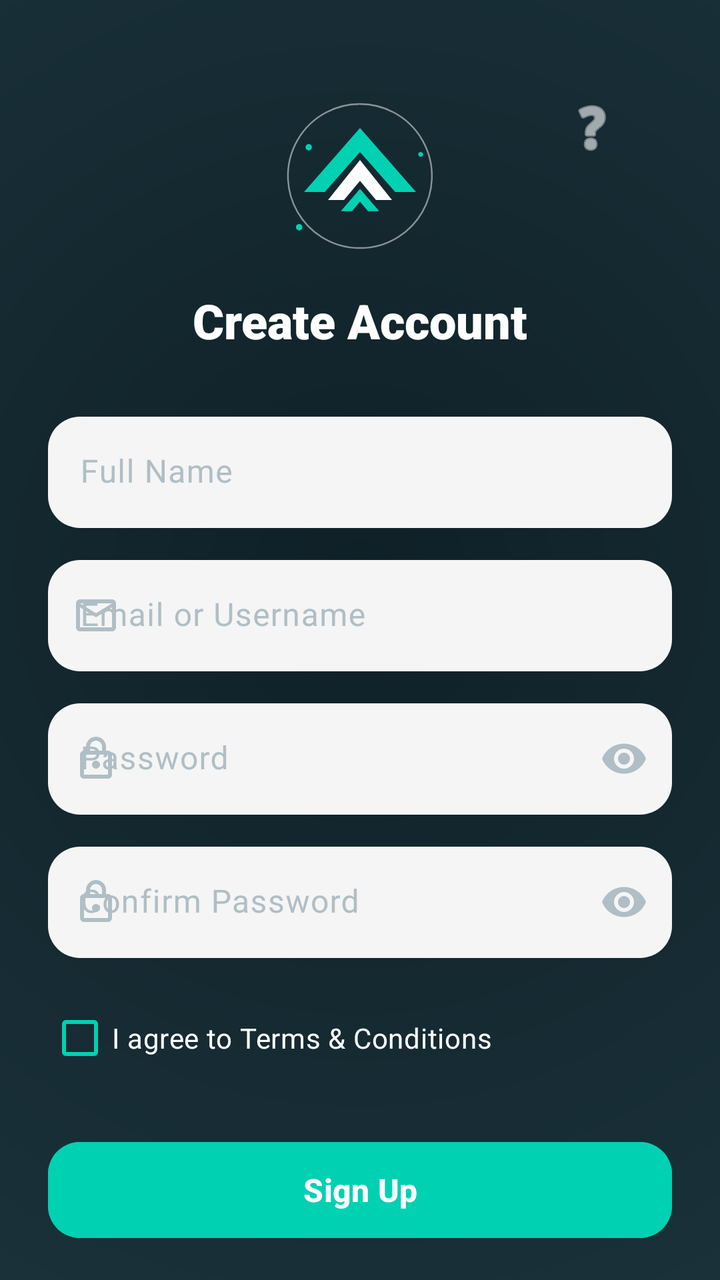
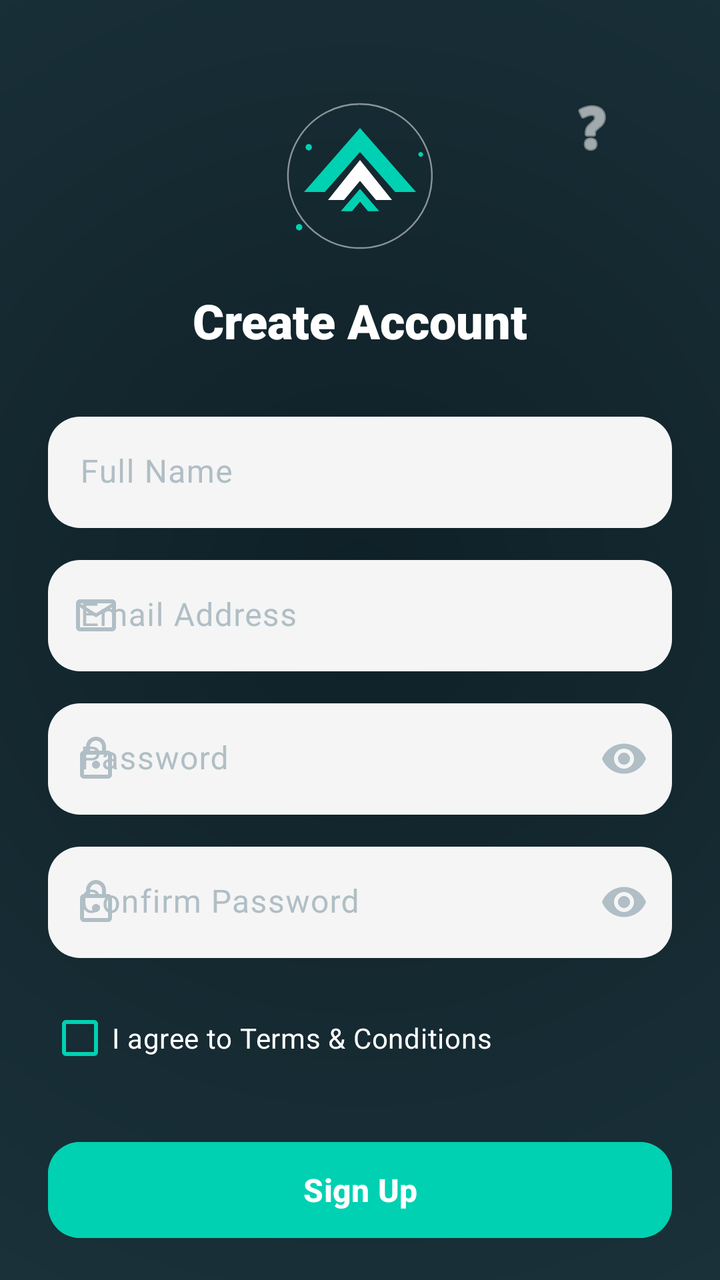

Screens rendered from an Android XML layout before and after an edit, with the pre-edit source and the edit as a unified diff.
<!-- AndroidManifest.xml: application theme Theme.VisualVibeFinCal -->
<!-- res/layout/activity_signup.xml -->
<?xml version="1.0" encoding="utf-8"?>
<androidx.constraintlayout.widget.ConstraintLayout xmlns:android="http://schemas.android.com/apk/res/android"
    xmlns:app="http://schemas.android.com/apk/res-auto"
    xmlns:tools="http://schemas.android.com/tools"
    android:layout_width="match_parent"
    android:layout_height="match_parent"
    android:background="@drawable/splash_gradient"
    tools:context=".SignupActivity">

    <ScrollView
        android:layout_width="match_parent"
        android:layout_height="match_parent"
        android:fillViewport="true"
        android:scrollbars="none">

        <androidx.constraintlayout.widget.ConstraintLayout
            android:layout_width="match_parent"
            android:layout_height="wrap_content"
            android:padding="@dimen/screen_padding">

            <ImageView
                android:id="@+id/iv_logo"
                android:layout_width="@dimen/logo_size"
                android:layout_height="@dimen/logo_size"
                android:layout_marginTop="@dimen/margin_large"
                android:contentDescription="@string/app_logo"
                android:src="@drawable/ic_fincalc_logo_vector"
                app:layout_constraintEnd_toEndOf="parent"
                app:layout_constraintStart_toStartOf="parent"
                app:layout_constraintTop_toTopOf="parent" />

            <ImageButton
                android:id="@+id/btn_help"
                android:layout_width="48dp"
                android:layout_height="48dp"
                android:layout_margin="16dp"
                android:background="?attr/selectableItemBackgroundBorderless"
                android:contentDescription="@string/help"
                android:src="@android:drawable/ic_menu_help"
                app:layout_constraintEnd_toEndOf="parent"
                app:layout_constraintTop_toTopOf="parent"
                app:tint="@color/white" />

            <TextView
                android:id="@+id/tv_title"
                android:layout_width="wrap_content"
                android:layout_height="wrap_content"
                android:layout_marginTop="@dimen/margin_standard"
                android:fontFamily="sans-serif-black"
                android:text="@string/create_account"
                android:textColor="@color/white"
                android:textSize="@dimen/text_size_title"
                android:textStyle="bold"
                app:layout_constraintEnd_toEndOf="parent"
                app:layout_constraintStart_toStartOf="parent"
                app:layout_constraintTop_toBottomOf="@+id/iv_logo" />

            <com.google.android.material.textfield.TextInputLayout
                android:id="@+id/til_name"
                style="@style/Widget.Material3.TextInputLayout.FilledBox"
                android:layout_width="match_parent"
                android:layout_height="wrap_content"
                android:layout_marginTop="@dimen/margin_xlarge"
                android:hint="@string/full_name"
                android:textColorHint="@color/hint_color"
                app:boxBackgroundColor="@color/input_bg"
                app:boxCornerRadiusBottomEnd="@dimen/corner_radius_input"
                app:boxCornerRadiusBottomStart="@dimen/corner_radius_input"
                app:boxCornerRadiusTopEnd="@dimen/corner_radius_input"
                app:boxCornerRadiusTopStart="@dimen/corner_radius_input"
                app:boxStrokeWidth="0dp"
                app:boxStrokeWidthFocused="1dp"
                app:hintTextColor="@color/accent_teal"
                app:layout_constraintTop_toBottomOf="@+id/tv_title">

                <com.google.android.material.textfield.TextInputEditText
                    android:id="@+id/et_name"
                    android:layout_width="match_parent"
                    android:layout_height="wrap_content"
                    android:inputType="textPersonName"
                    android:textColor="@color/black" />
            </com.google.android.material.textfield.TextInputLayout>

            <com.google.android.material.textfield.TextInputLayout
                android:id="@+id/til_email"
                style="@style/Widget.Material3.TextInputLayout.FilledBox"
                android:layout_width="match_parent"
                android:layout_height="wrap_content"
                android:layout_marginTop="@dimen/margin_standard"
                android:hint="@string/email_or_username"
                android:textColorHint="@color/hint_color"
                app:boxBackgroundColor="@color/input_bg"
                app:boxCornerRadiusBottomEnd="@dimen/corner_radius_input"
                app:boxCornerRadiusBottomStart="@dimen/corner_radius_input"
                app:boxCornerRadiusTopEnd="@dimen/corner_radius_input"
                app:boxCornerRadiusTopStart="@dimen/corner_radius_input"
                app:boxStrokeWidth="0dp"
                app:boxStrokeWidthFocused="1dp"
                app:hintTextColor="@color/accent_teal"
                app:layout_constraintTop_toBottomOf="@+id/til_name"
                app:startIconDrawable="@drawable/ic_email"
                app:startIconTint="@color/hint_color">

                <com.google.android.material.textfield.TextInputEditText
                    android:id="@+id/et_email"
                    android:layout_width="match_parent"
                    android:layout_height="wrap_content"
                    android:inputType="textEmailAddress"
                    android:textColor="@color/black" />
            </com.google.android.material.textfield.TextInputLayout>

            <com.google.android.material.textfield.TextInputLayout
                android:id="@+id/til_password"
                style="@style/Widget.Material3.TextInputLayout.FilledBox"
                android:layout_width="match_parent"
                android:layout_height="wrap_content"
                android:layout_marginTop="@dimen/margin_standard"
                android:hint="@string/password"
                android:textColorHint="@color/hint_color"
                app:boxBackgroundColor="@color/input_bg"
                app:boxCornerRadiusBottomEnd="@dimen/corner_radius_input"
                app:boxCornerRadiusBottomStart="@dimen/corner_radius_input"
                app:boxCornerRadiusTopEnd="@dimen/corner_radius_input"
                app:boxCornerRadiusTopStart="@dimen/corner_radius_input"
                app:boxStrokeWidth="0dp"
                app:boxStrokeWidthFocused="1dp"
                app:hintTextColor="@color/accent_teal"
                app:layout_constraintTop_toBottomOf="@+id/til_email"
                app:passwordToggleEnabled="true"
                app:passwordToggleTint="@color/hint_color"
                app:startIconDrawable="@drawable/ic_lock"
                app:startIconTint="@color/hint_color">

                <com.google.android.material.textfield.TextInputEditText
                    android:id="@+id/et_password"
                    android:layout_width="match_parent"
                    android:layout_height="wrap_content"
                    android:inputType="textPassword"
                    android:textColor="@color/black" />
            </com.google.android.material.textfield.TextInputLayout>

            <com.google.android.material.textfield.TextInputLayout
                android:id="@+id/til_confirm_password"
                style="@style/Widget.Material3.TextInputLayout.FilledBox"
                android:layout_width="match_parent"
                android:layout_height="wrap_content"
                android:layout_marginTop="@dimen/margin_standard"
                android:hint="@string/confirm_password"
                android:textColorHint="@color/hint_color"
                app:boxBackgroundColor="@color/input_bg"
                app:boxCornerRadiusBottomEnd="@dimen/corner_radius_input"
                app:boxCornerRadiusBottomStart="@dimen/corner_radius_input"
                app:boxCornerRadiusTopEnd="@dimen/corner_radius_input"
                app:boxCornerRadiusTopStart="@dimen/corner_radius_input"
                app:boxStrokeWidth="0dp"
                app:boxStrokeWidthFocused="1dp"
                app:hintTextColor="@color/accent_teal"
                app:layout_constraintTop_toBottomOf="@+id/til_password"
                app:passwordToggleEnabled="true"
                app:passwordToggleTint="@color/hint_color"
                app:startIconDrawable="@drawable/ic_lock"
                app:startIconTint="@color/hint_color">

                <com.google.android.material.textfield.TextInputEditText
                    android:id="@+id/et_confirm_password"
                    android:layout_width="match_parent"
                    android:layout_height="wrap_content"
                    android:inputType="textPassword"
                    android:textColor="@color/black" />
            </com.google.android.material.textfield.TextInputLayout>

            <CheckBox
                android:id="@+id/cb_terms"
                android:layout_width="wrap_content"
                android:layout_height="wrap_content"
                android:layout_marginTop="@dimen/margin_standard"
                android:buttonTint="@color/accent_teal"
                android:text="@string/agree_terms"
                android:textColor="@color/white"
                app:layout_constraintStart_toStartOf="parent"
                app:layout_constraintTop_toBottomOf="@+id/til_confirm_password" />

            <com.google.android.material.button.MaterialButton
                android:id="@+id/btn_signup"
                android:layout_width="match_parent"
                android:layout_height="@dimen/button_height"
                android:layout_marginTop="@dimen/margin_large"
                android:backgroundTint="@color/button_primary"
                android:text="@string/sign_up"
                android:textColor="@color/white"
                android:textSize="@dimen/text_size_body"
                android:textStyle="bold"
                app:cornerRadius="@dimen/corner_radius_button"
                app:layout_constraintTop_toBottomOf="@+id/cb_terms" />

            <com.google.android.material.button.MaterialButton
                android:id="@+id/btn_google"
                style="@style/Widget.Material3.Button.OutlinedButton"
                android:layout_width="match_parent"
                android:layout_height="@dimen/button_height"
                android:layout_marginTop="@dimen/margin_standard"
                android:text="@string/continue_with_google"
                android:textColor="@color/white"
                app:strokeColor="@color/white"
                app:icon="@drawable/ic_google"
                app:iconTint="@null"
                app:iconGravity="textStart"
                app:layout_constraintTop_toBottomOf="@+id/btn_signup" />

            <TextView
                android:id="@+id/tv_login"
                android:layout_width="wrap_content"
                android:layout_height="wrap_content"
                android:layout_marginTop="@dimen/margin_large"
                android:layout_marginBottom="@dimen/margin_large"
                android:text="@string/already_have_account"
                android:textColor="@color/white"
                app:layout_constraintBottom_toBottomOf="parent"
                app:layout_constraintEnd_toEndOf="parent"
                app:layout_constraintStart_toStartOf="parent"
                app:layout_constraintTop_toBottomOf="@+id/btn_google" />

        </androidx.constraintlayout.widget.ConstraintLayout>
    </ScrollView>

    <ProgressBar
        android:id="@+id/progress_signup"
        android:layout_width="wrap_content"
        android:layout_height="wrap_content"
        android:visibility="gone"
        android:indeterminateTint="@color/accent_teal"
        app:layout_constraintBottom_toBottomOf="parent"
        app:layout_constraintEnd_toEndOf="parent"
        app:layout_constraintStart_toStartOf="parent"
        app:layout_constraintTop_toTopOf="parent" />

</androidx.constraintlayout.widget.ConstraintLayout>
<!-- resources referenced by this layout -->
<resources>
  <color name="accent_teal">#00D1B2</color>
  <color name="black">#FF000000</color>
  <color name="button_primary">#00D1B2</color>
  <color name="input_bg">#F5F5F5</color>
  <color name="white">#FFFFFFFF</color>
  <dimen name="button_height">56dp</dimen>
  <dimen name="corner_radius_button">16dp</dimen>
  <dimen name="corner_radius_input">16dp</dimen>
  <dimen name="logo_size">80dp</dimen>
  <dimen name="margin_large">24dp</dimen>
  <dimen name="margin_standard">16dp</dimen>
  <dimen name="margin_xlarge">32dp</dimen>
  <dimen name="screen_padding">24dp</dimen>
  <dimen name="text_size_body">16sp</dimen>
  <dimen name="text_size_title">24sp</dimen>
  <!-- drawable ic_email (drawable) -->
  <vector xmlns:android="http://schemas.android.com/apk/res/android"
      android:width="24dp"
      android:height="24dp"
      android:viewportWidth="24"
      android:viewportHeight="24"
      android:tint="@color/text_secondary">
      <path
          android:fillColor="@android:color/white"
          android:pathData="M20,4L4,4c-1.1,0 -2,0.9 -2,2v12c0,1.1 0.9,2 2,2h16c1.1,0 2,-0.9 2,-2L22,6c0,-1.1 -0.9,-2 -2,-2zM20,18L4,18L4,8l8,5 8,-5v10zM12,11L4,6h16l-8,5z" />
  </vector>
  <!-- drawable ic_lock (drawable) -->
  <vector xmlns:android="http://schemas.android.com/apk/res/android"
      android:width="24dp"
      android:height="24dp"
      android:viewportWidth="24"
      android:viewportHeight="24"
      android:tint="@color/text_secondary">
      <path
          android:fillColor="@android:color/white"
          android:pathData="M18,8h-1L17,6c0,-2.76 -2.24,-5 -5,-5S7,3.24 7,6v2L6,8c-1.1,0 -2,0.9 -2,2v10c0,1.1 0.9,2 2,2h12c1.1,0 2,-0.9 2,-2L20,10c0,-1.1 -0.9,-2 -2,-2zM9,6c0,-1.66 1.34,-3 3,-3s3,1.34 3,3v2L9,8L9,6zM18,20L6,20L6,10h12v10zM12,17c1.1,0 2,-0.9 2,-2s-0.9,-2 -2,-2 -2,0.9 -2,2 0.9,2 2,2z" />
  </vector>
  <!-- drawable splash_gradient (drawable) -->
  <?xml version="1.0" encoding="utf-8"?>
  <shape xmlns:android="http://schemas.android.com/apk/res/android"
      android:shape="rectangle">
      <gradient
          android:centerX="50%"
          android:centerY="45%"
          android:endColor="@color/splash_bg_end"
          android:gradientRadius="600dp"
          android:startColor="@color/splash_bg_start"
          android:type="radial" />
  </shape>
  <string name="agree_terms">I agree to Terms &amp; Conditions</string>
  <string name="already_have_account">Already have an account? Login</string>
  <string name="app_logo">App Logo</string>
  <string name="confirm_password">Confirm Password</string>
  <string name="continue_with_google">Continue with Google</string>
  <string name="create_account">Create Account</string>
  <string name="email_or_username">Email or Username</string>
  <string name="full_name">Full Name</string>
  <string name="help">Help</string>
  <string name="password">Password</string>
  <string name="sign_up">Sign Up</string>
  <style name="Theme.VisualVibeFinCal" parent="Base.Theme.VisualVibeFinCal" />
  <color name="text_secondary">#B0BEC5</color>
  <color name="splash_bg_end">#203A43</color>
  <color name="splash_bg_start">#0F2027</color>
  <style name="Base.Theme.VisualVibeFinCal" parent="Theme.Material3.DayNight.NoActionBar">
          
          <item name="android:statusBarColor">@android:color/transparent</item>
          <item name="android:navigationBarColor">@android:color/transparent</item>
          <item name="android:windowLightStatusBar">false</item>
      </style>
  <!-- unchanged entries left out for length: 2 -->
</resources>

<!-- the commit's change to res/layout/activity_signup.xml (unified diff, before → after) -->
@@ -77,7 +77,7 @@
                     android:id="@+id/et_name"
                     android:layout_width="match_parent"
                     android:layout_height="wrap_content"
-                    android:inputType="textPersonName"
+                    android:inputType="textPersonName|textCapWords"
                     android:textColor="@color/black" />
             </com.google.android.material.textfield.TextInputLayout>
 
@@ -87,7 +87,7 @@
                 android:layout_width="match_parent"
                 android:layout_height="wrap_content"
                 android:layout_marginTop="@dimen/margin_standard"
-                android:hint="@string/email_or_username"
+                android:hint="@string/email_address"
                 android:textColorHint="@color/hint_color"
                 app:boxBackgroundColor="@color/input_bg"
                 app:boxCornerRadiusBottomEnd="@dimen/corner_radius_input"
<!-- resource entries referenced after the edit -->
@@ -55,7 +55,7 @@
   <string name="confirm_password">Confirm Password</string>
   <string name="continue_with_google">Continue with Google</string>
   <string name="create_account">Create Account</string>
-  <string name="email_or_username">Email or Username</string>
+  <string name="email_address">Email Address</string>
   <string name="full_name">Full Name</string>
   <string name="help">Help</string>
   <string name="password">Password</string>
